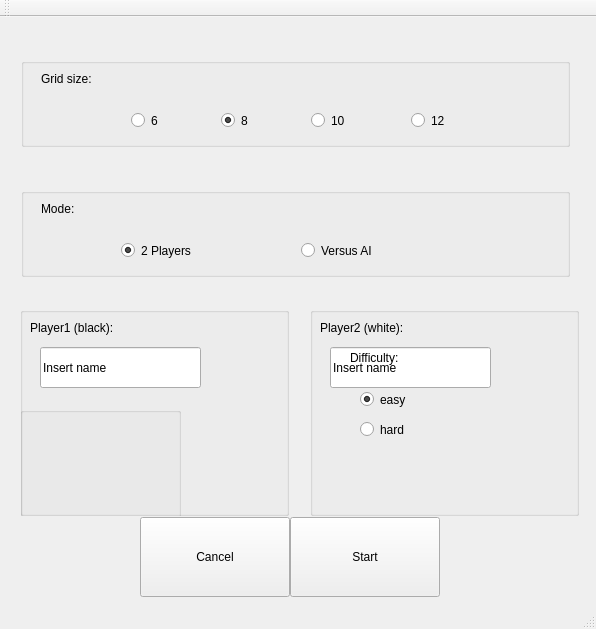
mcyprian/ICP_Othello, file gui/mainwindow.ui: the form before one commit.
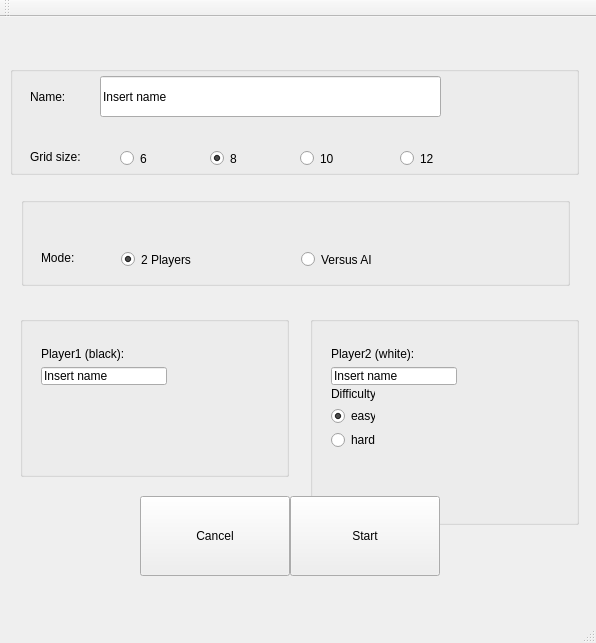
The form after the commit. The open tabs and pages were chosen to show the change.

Commit message: Get rid of game_data struct

Patch:
```diff
--- a/gui/mainwindow.ui
+++ b/gui/mainwindow.ui
@@ -7,7 +7,7 @@
     <x>0</x>
     <y>0</y>
     <width>596</width>
-    <height>629</height>
+    <height>643</height>
    </rect>
   </property>
   <property name="windowTitle">
@@ -18,9 +18,9 @@
     <property name="geometry">
      <rect>
       <x>10</x>
-      <y>30</y>
+      <y>19</y>
       <width>581</width>
-      <height>581</height>
+      <height>671</height>
      </rect>
     </property>
     <property name="currentIndex">
@@ -81,7 +81,7 @@
       <property name="geometry">
        <rect>
         <x>300</x>
-        <y>260</y>
+        <y>280</y>
         <width>269</width>
         <height>209</height>
        </rect>
@@ -89,110 +89,101 @@
       <property name="title">
        <string/>
       </property>
-      <widget class="QLabel" name="pl2_label">
-       <property name="geometry">
-        <rect>
-         <x>10</x>
-         <y>0</y>
-         <width>121</width>
-         <height>41</height>
-        </rect>
-       </property>
-       <property name="text">
-        <string>Player2 (white):</string>
-       </property>
-      </widget>
-      <widget class="QLineEdit" name="pl2_name">
-       <property name="geometry">
-        <rect>
-         <x>20</x>
-         <y>40</y>
-         <width>161</width>
-         <height>41</height>
-        </rect>
-       </property>
-       <property name="text">
-        <string>Insert name</string>
-       </property>
-      </widget>
       <widget class="QWidget" name="widget" native="true">
        <property name="geometry">
         <rect>
-         <x>20</x>
-         <y>30</y>
+         <x>10</x>
+         <y>60</y>
          <width>191</width>
          <height>121</height>
         </rect>
        </property>
-       <widget class="QRadioButton" name="pl2_radio_hard">
+       <widget class="QWidget" name="">
         <property name="geometry">
          <rect>
-          <x>30</x>
-          <y>80</y>
-          <width>110</width>
-          <height>25</height>
-         </rect>
-        </property>
-        <property name="text">
-         <string>hard</string>
-        </property>
-        <property name="checked">
-         <bool>false</bool>
-        </property>
-        <attribute name="buttonGroup">
-         <string notr="true">difficulty_group</string>
-        </attribute>
-       </widget>
-       <widget class="QRadioButton" name="pl2_radio_easy">
-        <property name="geometry">
-         <rect>
-          <x>30</x>
-          <y>50</y>
-          <width>110</width>
-          <height>25</height>
-         </rect>
-        </property>
-        <property name="text">
-         <string>easy</string>
-        </property>
-        <property name="checked">
-         <bool>true</bool>
-        </property>
-        <attribute name="buttonGroup">
-         <string notr="true">difficulty_group</string>
-        </attribute>
-       </widget>
-       <widget class="QLabel" name="difficulty_label">
-        <property name="geometry">
-         <rect>
-          <x>20</x>
+          <x>0</x>
           <y>0</y>
-          <width>101</width>
-          <height>41</height>
+          <width>66</width>
+          <height>84</height>
          </rect>
         </property>
-        <property name="text">
-         <string>Difficulty:</string>
-        </property>
+        <layout class="QVBoxLayout" name="verticalLayout_3">
+         <item>
+          <widget class="QLabel" name="difficulty_label">
+           <property name="text">
+            <string>Difficulty:</string>
+           </property>
+          </widget>
+         </item>
+         <item>
+          <widget class="QRadioButton" name="pl2_radio_easy">
+           <property name="text">
+            <string>easy</string>
+           </property>
+           <property name="checked">
+            <bool>true</bool>
+           </property>
+           <attribute name="buttonGroup">
+            <string notr="true">difficulty_group</string>
+           </attribute>
+          </widget>
+         </item>
+         <item>
+          <widget class="QRadioButton" name="pl2_radio_hard">
+           <property name="text">
+            <string>hard</string>
+           </property>
+           <property name="checked">
+            <bool>false</bool>
+           </property>
+           <attribute name="buttonGroup">
+            <string notr="true">difficulty_group</string>
+           </attribute>
+          </widget>
+         </item>
+        </layout>
        </widget>
       </widget>
-     </widget>
-     <widget class="QWidget" name="gridLayoutWidget_2">
-      <property name="geometry">
-       <rect>
-        <x>0</x>
-        <y>260</y>
-        <width>271</width>
-        <height>211</height>
-       </rect>
-      </property>
-      <layout class="QGridLayout" name="gridLayout_2"/>
+      <widget class="QWidget" name="">
+       <property name="geometry">
+        <rect>
+         <x>10</x>
+         <y>20</y>
+         <width>148</width>
+         <height>60</height>
+        </rect>
+       </property>
+       <layout class="QVBoxLayout" name="verticalLayout">
+        <item>
+         <widget class="QLabel" name="pl2_label">
+          <property name="text">
+           <string>Player2 (white):</string>
+          </property>
+          <property name="alignment">
+           <set>Qt::AlignLeading|Qt::AlignLeft|Qt::AlignTop</set>
+          </property>
+         </widget>
+        </item>
+        <item>
+         <widget class="QLineEdit" name="pl2_name">
+          <property name="text">
+           <string>Insert name</string>
+          </property>
+         </widget>
+        </item>
+       </layout>
+      </widget>
+      <zorder>pl2_label</zorder>
+      <zorder>pl2_name</zorder>
+      <zorder>widget</zorder>
+      <zorder>difficulty_label</zorder>
+      <zorder></zorder>
      </widget>
      <widget class="QWidget" name="gridLayoutWidget_4">
       <property name="geometry">
        <rect>
         <x>0</x>
-        <y>130</y>
+        <y>150</y>
         <width>571</width>
         <height>111</height>
        </rect>
@@ -236,7 +227,7 @@
           <property name="geometry">
            <rect>
             <x>20</x>
-            <y>0</y>
+            <y>40</y>
             <width>101</width>
             <height>41</height>
            </rect>
@@ -253,106 +244,18 @@
       <property name="geometry">
        <rect>
         <x>0</x>
-        <y>0</y>
+        <y>30</y>
         <width>571</width>
         <height>111</height>
        </rect>
       </property>
-      <layout class="QGridLayout" name="gridLayout">
-       <item row="0" column="0">
-        <widget class="QGroupBox" name="groupBox">
-         <property name="title">
-          <string/>
-         </property>
-         <widget class="QRadioButton" name="size_radio6">
-          <property name="geometry">
-           <rect>
-            <x>110</x>
-            <y>50</y>
-            <width>61</width>
-            <height>25</height>
-           </rect>
-          </property>
-          <property name="text">
-           <string>6</string>
-          </property>
-          <attribute name="buttonGroup">
-           <string notr="true">buttonGroup</string>
-          </attribute>
-         </widget>
-         <widget class="QRadioButton" name="size_radio8">
-          <property name="geometry">
-           <rect>
-            <x>200</x>
-            <y>50</y>
-            <width>61</width>
-            <height>25</height>
-           </rect>
-          </property>
-          <property name="text">
-           <string>8</string>
-          </property>
-          <property name="checked">
-           <bool>true</bool>
-          </property>
-          <attribute name="buttonGroup">
-           <string notr="true">buttonGroup</string>
-          </attribute>
-         </widget>
-         <widget class="QRadioButton" name="size_radio10">
-          <property name="geometry">
-           <rect>
-            <x>290</x>
-            <y>50</y>
-            <width>71</width>
-            <height>25</height>
-           </rect>
-          </property>
-          <property name="text">
-           <string>10</string>
-          </property>
-          <attribute name="buttonGroup">
-           <string notr="true">buttonGroup</string>
-          </attribute>
-         </widget>
-         <widget class="QRadioButton" name="size_radio12">
-          <property name="geometry">
-           <rect>
-            <x>390</x>
-            <y>50</y>
-            <width>71</width>
-            <height>25</height>
-           </rect>
-          </property>
-          <property name="text">
-           <string>12</string>
-          </property>
-          <attribute name="buttonGroup">
-           <string notr="true">buttonGroup</string>
-          </attribute>
-         </widget>
-         <widget class="QLabel" name="gridsize_label">
-          <property name="geometry">
-           <rect>
-            <x>20</x>
-            <y>0</y>
-            <width>101</width>
-            <height>41</height>
-           </rect>
-          </property>
-          <property name="text">
-           <string>Grid size:</string>
-          </property>
-         </widget>
-        </widget>
-       </item>
-      </layout>
+      <layout class="QGridLayout" name="gridLayout"/>
      </widget>
      <widget class="QPushButton" name="startgame">
       <property name="geometry">
        <rect>
         <x>280</x>
-        <y>470</y>
+        <y>460</y>
         <width>150</width>
         <height>80</height>
        </rect>
@@ -364,24 +267,13 @@
        <string>Start</string>
       </property>
      </widget>
-     <widget class="QWidget" name="gridLayoutWidget_3">
-      <property name="geometry">
-       <rect>
-        <x>300</x>
-        <y>260</y>
-        <width>271</width>
-        <height>211</height>
-       </rect>
-      </property>
-      <layout class="QGridLayout" name="gridLayout_3"/>
-     </widget>
      <widget class="QGroupBox" name="groupBox_2">
       <property name="geometry">
        <rect>
         <x>10</x>
-        <y>260</y>
+        <y>280</y>
         <width>269</width>
-        <height>209</height>
+        <height>161</height>
        </rect>
       </property>
       <property name="layoutDirection">
@@ -390,51 +282,38 @@
       <property name="title">
        <string/>
       </property>
-      <widget class="QLabel" name="pl1_label">
+      <widget class="QWidget" name="">
        <property name="geometry">
         <rect>
          <x>10</x>
-         <y>0</y>
-         <width>121</width>
-         <height>41</height>
+         <y>20</y>
+         <width>148</width>
+         <height>60</height>
         </rect>
        </property>
-       <property name="text">
-        <string>Player1 (black):</string>
-       </property>
-      </widget>
-      <widget class="QLineEdit" name="pl1_name">
-       <property name="geometry">
-        <rect>
-         <x>20</x>
-         <y>40</y>
-         <width>161</width>
-         <height>41</height>
-        </rect>
-       </property>
-       <property name="text">
-        <string>Insert name</string>
-       </property>
-      </widget>
-      <widget class="QGroupBox" name="groupBox_4">
-       <property name="geometry">
-        <rect>
-         <x>0</x>
-         <y>100</y>
-         <width>161</width>
-         <height>111</height>
-        </rect>
-       </property>
-       <property name="title">
-        <string/>
-       </property>
+       <layout class="QVBoxLayout" name="verticalLayout_2">
+        <item>
+         <widget class="QLabel" name="pl1_label">
+          <property name="text">
+           <string>Player1 (black):</string>
+          </property>
+         </widget>
+        </item>
+        <item>
+         <widget class="QLineEdit" name="pl1_name">
+          <property name="text">
+           <string>Insert name</string>
+          </property>
+         </widget>
+        </item>
+       </layout>
       </widget>
      </widget>
      <widget class="QPushButton" name="back1">
       <property name="geometry">
        <rect>
         <x>130</x>
-        <y>470</y>
+        <y>460</y>
         <width>150</width>
         <height>80</height>
        </rect>
@@ -446,6 +325,125 @@
        <string>Cancel</string>
       </property>
      </widget>
+     <widget class="QGroupBox" name="groupBox">
+      <property name="geometry">
+       <rect>
+        <x>0</x>
+        <y>30</y>
+        <width>569</width>
+        <height>109</height>
+       </rect>
+      </property>
+      <property name="title">
+       <string/>
+      </property>
+      <widget class="QRadioButton" name="size_radio6">
+       <property name="geometry">
+        <rect>
+         <x>110</x>
+         <y>80</y>
+         <width>61</width>
+         <height>25</height>
+        </rect>
+       </property>
+       <property name="text">
+        <string>6</string>
+       </property>
+       <attribute name="buttonGroup">
+        <string notr="true">buttonGroup</string>
+       </attribute>
+      </widget>
+      <widget class="QRadioButton" name="size_radio8">
+       <property name="geometry">
+        <rect>
+         <x>200</x>
+         <y>80</y>
+         <width>61</width>
+         <height>25</height>
+        </rect>
+       </property>
+       <property name="text">
+        <string>8</string>
+       </property>
+       <property name="checked">
+        <bool>true</bool>
+       </property>
+       <attribute name="buttonGroup">
+        <string notr="true">buttonGroup</string>
+       </attribute>
+      </widget>
+      <widget class="QRadioButton" name="size_radio10">
+       <property name="geometry">
+        <rect>
+         <x>290</x>
+         <y>80</y>
+         <width>71</width>
+         <height>25</height>
+        </rect>
+       </property>
+       <property name="text">
+        <string>10</string>
+       </property>
+       <attribute name="buttonGroup">
+        <string notr="true">buttonGroup</string>
+       </attribute>
+      </widget>
+      <widget class="QRadioButton" name="size_radio12">
+       <property name="geometry">
+        <rect>
+         <x>390</x>
+         <y>80</y>
+         <width>71</width>
+         <height>25</height>
+        </rect>
+       </property>
+       <property name="text">
+        <string>12</string>
+       </property>
+       <attribute name="buttonGroup">
+        <string notr="true">buttonGroup</string>
+       </attribute>
+      </widget>
+      <widget class="QLabel" name="gridsize_label">
+       <property name="geometry">
+        <rect>
+         <x>20</x>
+         <y>70</y>
+         <width>101</width>
+         <height>41</height>
+        </rect>
+       </property>
+       <property name="text">
+        <string>Grid size:</string>
+       </property>
+      </widget>
+      <widget class="QLabel" name="game_name_label">
+       <property name="geometry">
+        <rect>
+         <x>20</x>
+         <y>10</y>
+         <width>101</width>
+         <height>41</height>
+        </rect>
+       </property>
+       <property name="text">
+        <string>Name:</string>
+       </property>
+      </widget>
+      <widget class="QLineEdit" name="game_name_entry">
+       <property name="geometry">
+        <rect>
+         <x>90</x>
+         <y>10</y>
+         <width>341</width>
+         <height>41</height>
+        </rect>
+       </property>
+       <property name="text">
+        <string>Insert name</string>
+       </property>
+      </widget>
+     </widget>
     </widget>
     <widget class="QWidget" name="page_4">
      <widget class="QListView" name="listView">
@@ -492,6 +490,17 @@
      </widget>
     </widget>
    </widget>
+   <widget class="QWidget" name="">
+    <property name="geometry">
+     <rect>
+      <x>0</x>
+      <y>0</y>
+      <width>2</width>
+      <height>2</height>
+     </rect>
+    </property>
+    <layout class="QHBoxLayout" name="horizontalLayout_4"/>
+   </widget>
   </widget>
   <widget class="QMenuBar" name="menuBar">
    <property name="geometry">
```
Left out of the diff: 22 changed lines with no effect on the pictures. The commit also changes 8 other files.
